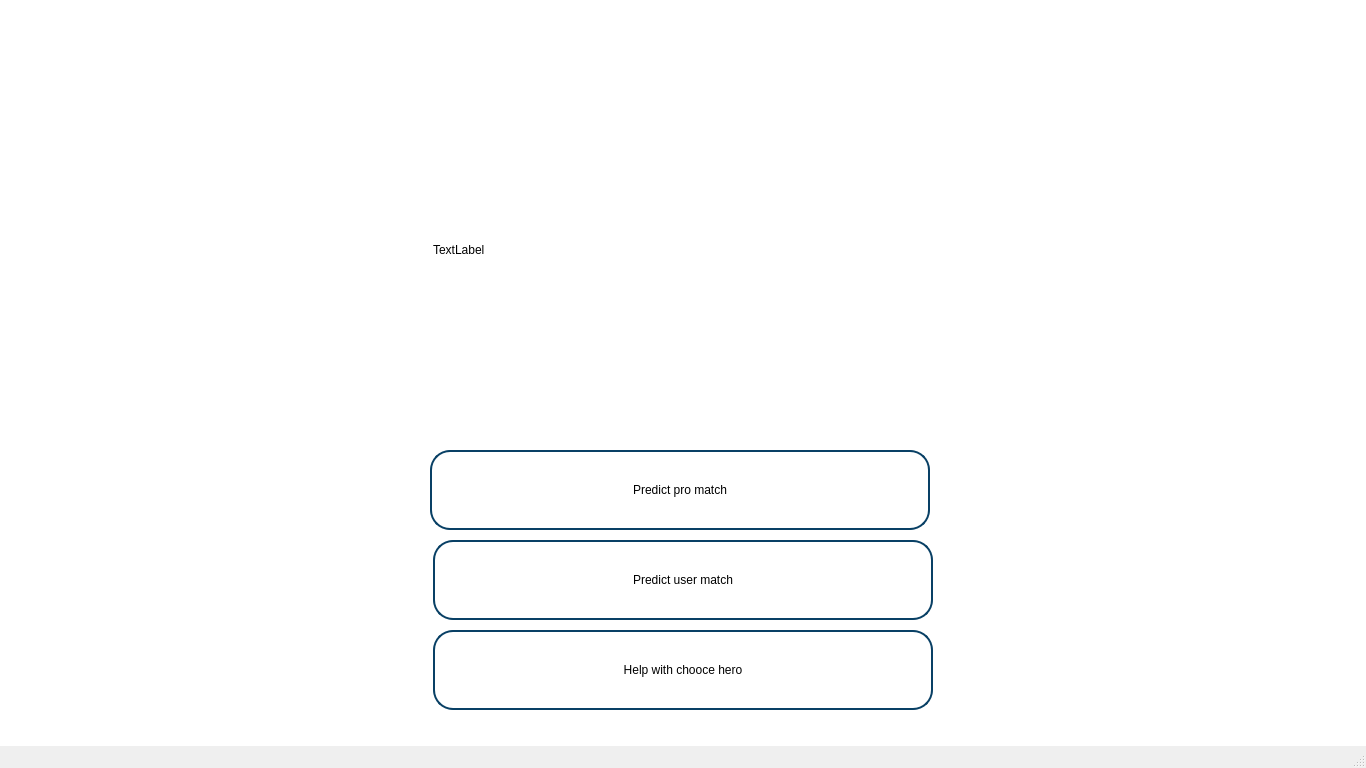
First picture: the form in C++GUI/Oracle/mainwindow.ui, repository epsinenta/The-dota2-predictor, before the edit.
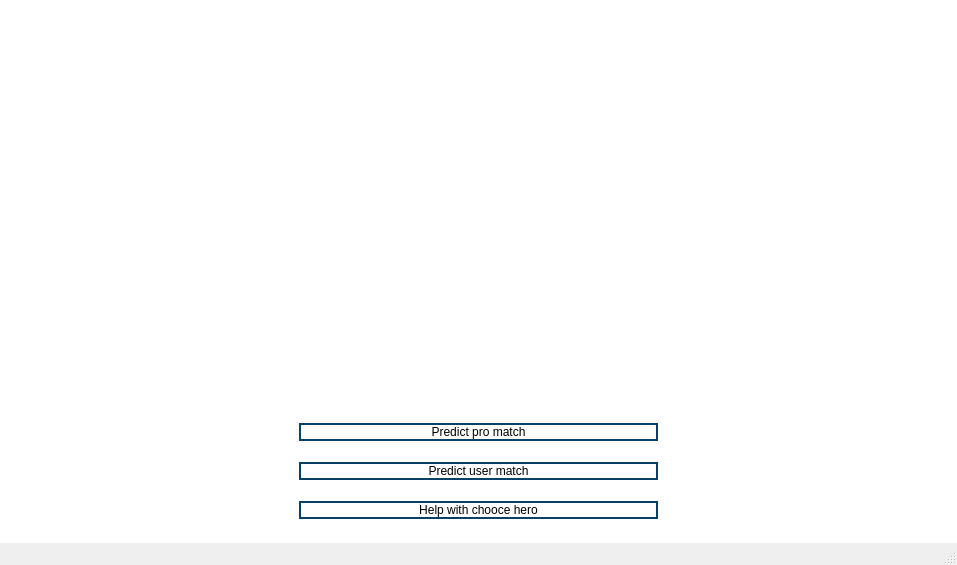
Second picture: the form after the edit.

What changed in the file:
```diff
--- a/C++GUI/Oracle/mainwindow.ui
+++ b/C++GUI/Oracle/mainwindow.ui
@@ -9,8 +9,8 @@
    <rect>
     <x>0</x>
     <y>0</y>
-    <width>1366</width>
-    <height>768</height>
+    <width>957</width>
+    <height>565</height>
    </rect>
   </property>
   <property name="windowTitle">
@@ -23,18 +23,12 @@
    <property name="styleSheet">
     <string notr="true">background-color: rgb(255, 255, 255);</string>
    </property>
+   <layout class="QGridLayout" name="gridLayout">
+    <item row="7" column="1">
    <widget class="QPushButton" name="help">
     <property name="enabled">
      <bool>true</bool>
     </property>
-    <property name="geometry">
-     <rect>
-      <x>433</x>
-      <y>630</y>
-      <width>500</width>
-      <height>80</height>
-     </rect>
-    </property>
     <property name="styleSheet">
      <string notr="true">background-color: rgb(255, 255, 255);
 color: rgb(0, 0, 0);
@@ -46,18 +40,28 @@
      <string>Help with chooce hero</string>
     </property>
    </widget>
+    </item>
+    <item row="6" column="0">
+     <spacer name="horizontalSpacer">
+      <property name="orientation">
+       <enum>Qt::Horizontal</enum>
+      </property>
+      <property name="sizeType">
+       <enum>QSizePolicy::Fixed</enum>
+      </property>
+      <property name="sizeHint" stdset="0">
+       <size>
+        <width>290</width>
+        <height>20</height>
+       </size>
+      </property>
+     </spacer>
+    </item>
+    <item row="6" column="1">
    <widget class="QPushButton" name="PredictUSER">
     <property name="enabled">
      <bool>true</bool>
     </property>
-    <property name="geometry">
-     <rect>
-      <x>433</x>
-      <y>540</y>
-      <width>500</width>
-      <height>80</height>
-     </rect>
-    </property>
     <property name="styleSheet">
      <string notr="true">background-color: rgb(255, 255, 255);
 color: rgb(0, 0, 0);
@@ -69,18 +73,28 @@
      <string>Predict user match</string>
     </property>
    </widget>
+    </item>
+    <item row="6" column="2">
+     <spacer name="horizontalSpacer_2">
+      <property name="orientation">
+       <enum>Qt::Horizontal</enum>
+      </property>
+      <property name="sizeType">
+       <enum>QSizePolicy::Fixed</enum>
+      </property>
+      <property name="sizeHint" stdset="0">
+       <size>
+        <width>290</width>
+        <height>20</height>
+       </size>
+      </property>
+     </spacer>
+    </item>
+    <item row="3" column="1">
    <widget class="QPushButton" name="PredictPRO">
     <property name="enabled">
      <bool>true</bool>
     </property>
-    <property name="geometry">
-     <rect>
-      <x>430</x>
-      <y>450</y>
-      <width>500</width>
-      <height>80</height>
-     </rect>
-    </property>
     <property name="whatsThis">
      <string>&lt;html&gt;&lt;head/&gt;&lt;body&gt;&lt;p align=&quot;right&quot;&gt;&lt;br/&gt;&lt;/p&gt;&lt;/body&gt;&lt;/html&gt;</string>
     </property>
@@ -95,26 +109,45 @@
      <string>Predict pro match</string>
     </property>
    </widget>
+    </item>
+    <item row="0" column="1">
    <widget class="QLabel" name="mainimg">
-    <property name="geometry">
-     <rect>
-      <x>433</x>
-      <y>50</y>
-      <width>500</width>
-      <height>400</height>
-     </rect>
+      <property name="enabled">
+       <bool>true</bool>
+      </property>
+      <property name="sizePolicy">
+       <sizepolicy hsizetype="Maximum" vsizetype="Maximum">
+        <horstretch>0</horstretch>
+        <verstretch>0</verstretch>
+       </sizepolicy>
+      </property>
+      <property name="minimumSize">
+       <size>
+        <width>341</width>
+        <height>292</height>
+       </size>
+      </property>
+      <property name="maximumSize">
+       <size>
+        <width>424</width>
+        <height>380</height>
+       </size>
+      </property>
+      <property name="layoutDirection">
+       <enum>Qt::LeftToRight</enum>
     </property>
     <property name="styleSheet">
      <string notr="true"/>
     </property>
     <property name="text">
-     <string>TextLabel</string>
-    </property>
-   </widget>
-   <zorder>mainimg</zorder>
-   <zorder>help</zorder>
-   <zorder>PredictUSER</zorder>
-   <zorder>PredictPRO</zorder>
+       <string/>
+      </property>
+      <property name="alignment">
+       <set>Qt::AlignCenter</set>
+      </property>
+     </widget>
+    </item>
+   </layout>
   </widget>
   <widget class="QMenuBar" name="menubar">
    <property name="geometry">
```
Left out of the diff: 2 changed lines with no effect on the pictures. Lines whose indentation alone changed are shown as unchanged.
